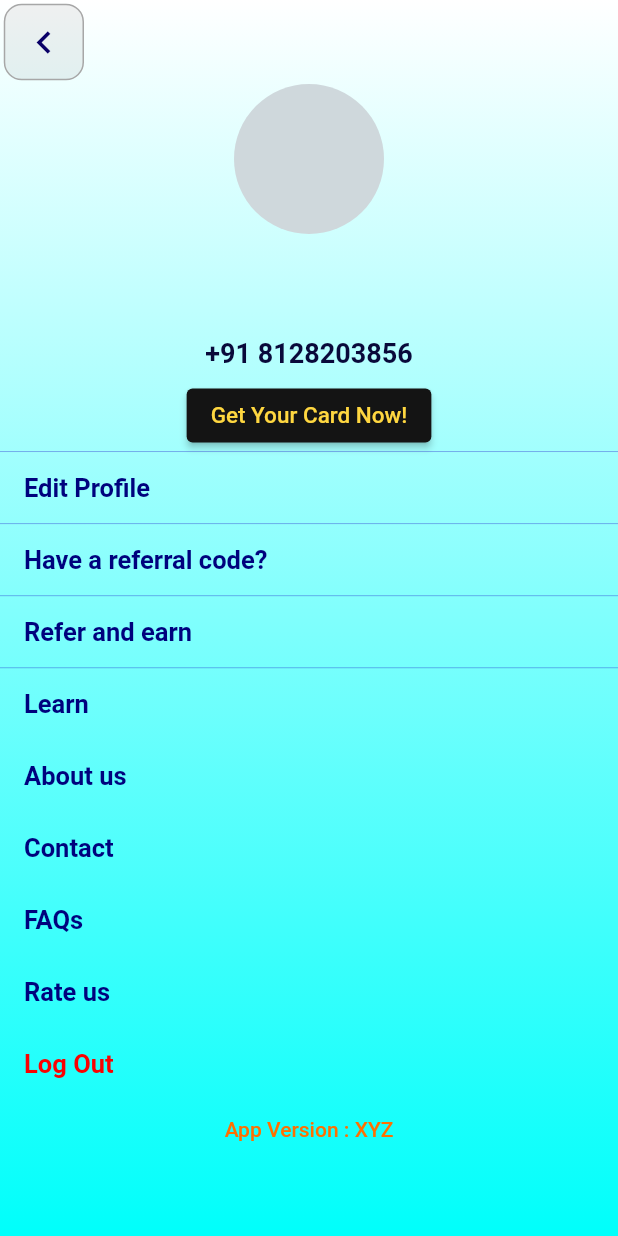
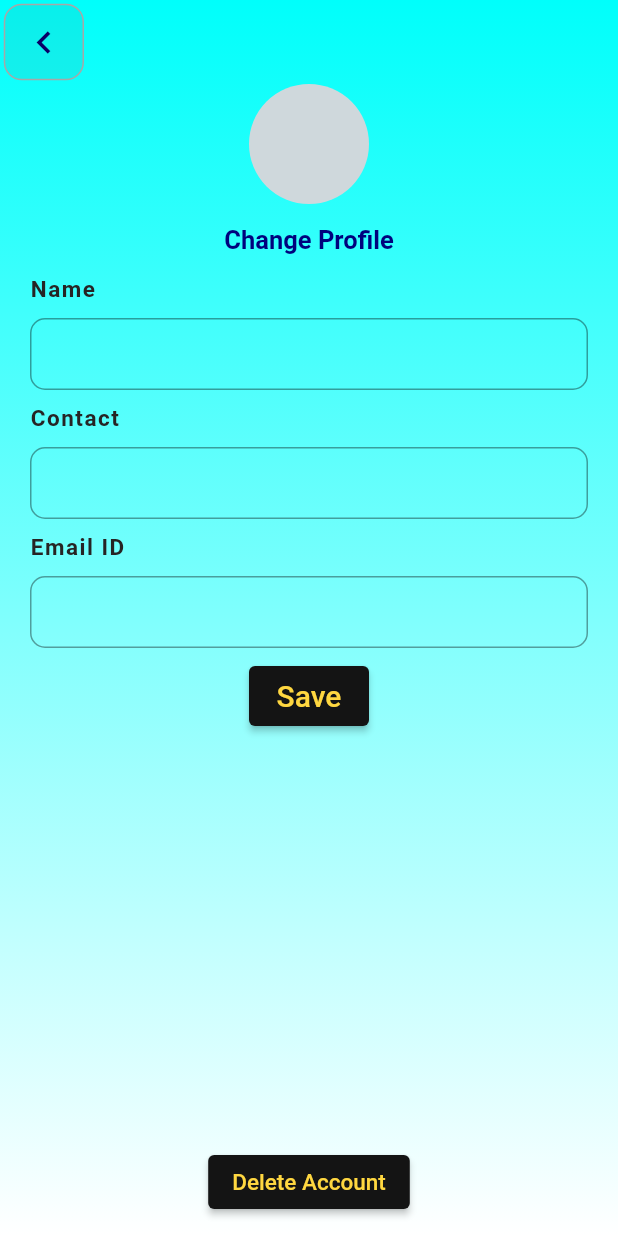
Before and after one commit to harshj-1703/MU-CARD-APP, a Flutter app: the DrawerMenu screen opened directly, after a tap on "Edit Profile", on a phone screen of 412 x 824 dp. Run offline on Flutter 3.47's test engine with Material 2 defaults, Android fonts, the phone set to English and light mode, and no system bars; our stand-ins replace carousel_slider, flutter_otp_text_field, intl_phone_number_input; Roboto replaces fonts that are missing (Times New Roman).

Commit message:
10-03-2023

```diff
--- a/lib/dashboard.dart
+++ b/lib/dashboard.dart
@@ -1,8 +1,8 @@
 // ignore_for_file: prefer_const_constructors
 
 import 'package:flutter/material.dart';
-
 import 'drawer.dart';
+import 'notification.dart';
 
 class Dashboard extends StatefulWidget {
   const Dashboard({super.key});
@@ -88,7 +88,13 @@ class _DashboardState extends State<Dashboard> {
                     color: Color.fromARGB(26, 39, 39, 39),
                   ),
                   child: IconButton(
-                      onPressed: () {},
+                      onPressed: () {
+                        Navigator.pushAndRemoveUntil(
+                            context,
+                            MaterialPageRoute(
+                                builder: (context) => Notifications()),
+                            ((route) => true));
+                      },
                       icon: Icon(
                         Icons.notifications,
                         color: Colors.amber,
--- a/lib/drawer.dart
+++ b/lib/drawer.dart
@@ -1,5 +1,8 @@
 import 'package:flutter/material.dart';
+import 'package:mu_card/editprofile.dart';
 import 'package:mu_card/login/welcomename.dart';
+
+import 'login/loginscreen.dart';
 
 class DrawerMenu extends StatefulWidget {
   const DrawerMenu({super.key});
@@ -166,7 +169,12 @@ class _DrawerMenuState extends State<DrawerMenu> {
               SizedBox(
                 width: double.infinity,
                 child: ElevatedButton(
-                  onPressed: () {},
+                  onPressed: () {
+                    Navigator.pushAndRemoveUntil(
+                        context,
+                        MaterialPageRoute(builder: (context) => EditProfile()),
+                        ((route) => true));
+                  },
                   style: ElevatedButton.styleFrom(
                     alignment: Alignment.centerLeft,
                     backgroundColor: Colors.transparent,
@@ -185,46 +193,46 @@ class _DrawerMenuState extends State<DrawerMenu> {
                 color: Color.fromARGB(82, 15, 2, 196),
                 height: 0.05,
               ),
-              SizedBox(
-                width: double.infinity,
-                child: ElevatedButton(
-                  onPressed: () {},
-                  style: ElevatedButton.styleFrom(
-                    alignment: Alignment.centerLeft,
-                    backgroundColor: Colors.transparent,
-                    elevation: 0,
-                  ),
-                  child: Text(
-                    'Have a referral code?',
-                    style: TextStyle(
-                        fontSize: 17,
-                        fontWeight: FontWeight.bold,
-                        color: Color.fromARGB(255, 0, 2, 125)),
-                  ),
-                ),
-              ),
-              Divider(
-                color: Color.fromARGB(82, 15, 2, 196),
-                height: 0.05,
-              ),
-              SizedBox(
-                width: double.infinity,
-                child: ElevatedButton(
-                  onPressed: () {},
-                  style: ElevatedButton.styleFrom(
-                    alignment: Alignment.centerLeft,
-                    backgroundColor: Colors.transparent,
-                    elevation: 0,
-                  ),
-                  child: Text(
-                    'Refer and earn',
-                    style: TextStyle(
-                        fontSize: 17,
-                        fontWeight: FontWeight.bold,
-                        color: Color.fromARGB(255, 0, 2, 125)),
-                  ),
-                ),
-              ),
+              // SizedBox(
+              //   width: double.infinity,
+              //   child: ElevatedButton(
+              //     onPressed: () {},
+              //     style: ElevatedButton.styleFrom(
+              //       alignment: Alignment.centerLeft,
+              //       backgroundColor: Colors.transparent,
+              //       elevation: 0,
+              //     ),
+              //     child: Text(
+              //       'Have a referral code?',
+              //       style: TextStyle(
+              //           fontSize: 17,
+              //           fontWeight: FontWeight.bold,
+              //           color: Color.fromARGB(255, 0, 2, 125)),
+              //     ),
+              //   ),
+              // ),
+              // Divider(
+              //   color: Color.fromARGB(82, 15, 2, 196),
+              //   height: 0.05,
+              // ),
+              // SizedBox(
+              //   width: double.infinity,
+              //   child: ElevatedButton(
+              //     onPressed: () {},
+              //     style: ElevatedButton.styleFrom(
+              //       alignment: Alignment.centerLeft,
+              //       backgroundColor: Colors.transparent,
+              //       elevation: 0,
+              //     ),
+              //     child: Text(
+              //       'Refer and earn',
+              //       style: TextStyle(
+              //           fontSize: 17,
+              //           fontWeight: FontWeight.bold,
+              //           color: Color.fromARGB(255, 0, 2, 125)),
+              //     ),
+              //   ),
+              // ),
               Divider(
                 color: Color.fromARGB(82, 15, 2, 196),
                 height: 0.05,
@@ -322,7 +330,12 @@ class _DrawerMenuState extends State<DrawerMenu> {
               SizedBox(
                 width: double.infinity,
                 child: ElevatedButton(
-                  onPressed: () {},
+                  onPressed: () {
+                    Navigator.pushAndRemoveUntil(
+                        context,
+                        MaterialPageRoute(builder: (context) => LoginScreen()),
+                        ((route) => false));
+                  },
                   style: ElevatedButton.styleFrom(
                     alignment: Alignment.centerLeft,
                     backgroundColor: Colors.transparent,
--- /dev/null
+++ b/lib/editprofile.dart
@@ -0,0 +1,288 @@
+import 'package:flutter/material.dart';
+
+import 'login/welcomename.dart';
+
+class EditProfile extends StatefulWidget {
+  const EditProfile({super.key});
+
+  @override
+  State<EditProfile> createState() => _EditProfileState();
+}
+
+class _EditProfileState extends State<EditProfile> {
+  TextEditingController emailController = TextEditingController();
+  TextEditingController nameController = TextEditingController();
+  TextEditingController contactController = TextEditingController();
+  final _formKey = GlobalKey<FormState>();
+  @override
+  Widget build(BuildContext context) {
+    return Container(
+      height: double.infinity,
+      width: double.infinity,
+      decoration: BoxDecoration(
+          gradient: LinearGradient(
+        begin: Alignment.topCenter,
+        end: Alignment.bottomCenter,
+        // stops: [0.5, 0.5],
+        colors: [
+          Color.fromARGB(255, 0, 255, 251),
+          Colors.white,
+        ],
+      )),
+      child: Scaffold(
+        backgroundColor: Colors.transparent,
+        appBar: AppBar(
+          leading: Padding(
+            padding: const EdgeInsets.fromLTRB(2.5, 2.5, 0, 2.5),
+            child: Container(
+              decoration: BoxDecoration(
+                border: Border.all(
+                    width: 1, color: Color.fromARGB(255, 167, 167, 167)),
+                borderRadius: BorderRadius.circular(12),
+                color: Color.fromARGB(22, 76, 76, 76),
+              ),
+              child: IconButton(
+                onPressed: () {
+                  Navigator.pop(context);
+                },
+                icon: Icon(
+                  Icons.chevron_left_sharp,
+                  color: Color.fromARGB(255, 9, 0, 103),
+                  size: 30,
+                ),
+              ),
+            ),
+          ),
+          elevation: 0,
+          backgroundColor: Colors.transparent,
+        ),
+        body: Form(
+          key: _formKey,
+          child: Column(
+            children: [
+              Row(
+                mainAxisAlignment: MainAxisAlignment.center,
+                children: [
+                  Container(
+                    height: 80,
+                    width: 80,
+                    decoration: BoxDecoration(
+                        color: Colors.blueGrey[100],
+                        borderRadius: BorderRadius.circular(100)),
+                  ),
+                ],
+              ),
+              SizedBox(
+                // width: double.infinity,
+                child: ElevatedButton(
+                  onPressed: () {},
+                  style: ElevatedButton.styleFrom(
+                    alignment: Alignment.centerLeft,
+                    backgroundColor: Colors.transparent,
+                    elevation: 0,
+                  ),
+                  child: Text(
+                    'Change Profile',
+                    style: TextStyle(
+                        fontSize: 17,
+                        fontWeight: FontWeight.bold,
+                        color: Color.fromARGB(255, 0, 2, 125)),
+                  ),
+                ),
+              ),
+              Row(
+                children: [
+                  Padding(
+                    padding: EdgeInsets.fromLTRB(20, 0, 0, 0),
+                    child: Text(
+                      'Name',
+                      style: TextStyle(
+                          fontSize: 15,
+                          letterSpacing: 1,
+                          color: Color.fromARGB(255, 38, 36, 36),
+                          fontWeight: FontWeight.bold),
+                    ),
+                  ),
+                ],
+              ),
+              Padding(
+                padding: EdgeInsets.fromLTRB(20, 10, 20, 0),
+                child: SizedBox(
+                  // height: 50,
+                  child: TextFormField(
+                    validator: (value) {
+                      if (value == null || value.isEmpty) {
+                        return 'Please enter Name';
+                      }
+                      return null;
+                    },
+                    controller: nameController,
+                    keyboardType: TextInputType.name,
+                    cursorColor: Colors.black,
+                    style: TextStyle(
+                        color: Colors.black,
+                        fontSize: 15,
+                        letterSpacing: 1.1,
+                        fontFamily: 'Times New Roman'),
+                    decoration: InputDecoration(
+                      counterText: '',
+                      contentPadding: EdgeInsets.fromLTRB(14, 5, 14, 5),
+                      // filled: true,
+                      // fillColor: Colors.white,
+                      border: OutlineInputBorder(
+                          // borderSide: BorderSide.none,
+                          borderRadius: BorderRadius.circular(10)),
+                    ),
+                  ),
+                ),
+              ),
+              Row(
+                children: [
+                  Padding(
+                    padding: EdgeInsets.fromLTRB(20, 10, 0, 0),
+                    child: Text(
+                      'Contact',
+                      style: TextStyle(
+                          fontSize: 15,
+                          letterSpacing: 1,
+                          color: Color.fromARGB(255, 38, 36, 36),
+                          fontWeight: FontWeight.bold),
+                    ),
+                  ),
+                ],
+              ),
+              Padding(
+                padding: EdgeInsets.fromLTRB(20, 10, 20, 0),
+                child: SizedBox(
+                  // height: 50,
+                  child: TextFormField(
+                    validator: (value) {
+                      if (value == null || value.isEmpty) {
+                        return 'Please enter Contact Number';
+                      }
+                      return null;
+                    },
+                    controller: contactController,
+                    keyboardType: TextInputType.number,
+                    cursorColor: Colors.black,
+                    style: TextStyle(
+                        color: Colors.black,
+                        fontSize: 20,
+                        letterSpacing: 1.1,
+                        fontFamily: 'Times New Roman'),
+                    decoration: InputDecoration(
+                      counterText: '',
+                      contentPadding: EdgeInsets.fromLTRB(14, 5, 14, 5),
+                      // filled: true,
+                      // fillColor: Colors.white,
+                      border: OutlineInputBorder(
+                          // borderSide: BorderSide.none,
+                          borderRadius: BorderRadius.circular(10)),
+                    ),
+                  ),
+                ),
+              ),
+              Row(
+                children: [
+                  Padding(
+                    padding: EdgeInsets.fromLTRB(20, 10, 0, 0),
+                    child: Text(
+                      'Email ID',
+                      style: TextStyle(
+                          fontSize: 15,
+                          letterSpacing: 1,
+                          color: Color.fromARGB(255, 38, 36, 36),
+                          fontWeight: FontWeight.bold),
+                    ),
+                  ),
+                ],
+              ),
+              Padding(
+                padding: EdgeInsets.fromLTRB(20, 10, 20, 0),
+                child: SizedBox(
+                  // height: 50,
+                  child: TextFormField(
+                    validator: (value) {
+                      if (value == null || value.isEmpty) {
+                        return 'Please enter Email';
+                      }
+                      return null;
+                    },
+                    controller: emailController,
+                    keyboardType: TextInputType.emailAddress,
+                    cursorColor: Colors.black,
+                    style: TextStyle(
+                        color: Colors.black,
+                        fontSize: 20,
+                        letterSpacing: 1.1,
+                        fontFamily: 'Times New Roman'),
+                    decoration: InputDecoration(
+                      counterText: '',
+                      contentPadding: EdgeInsets.fromLTRB(14, 5, 14, 5),
+                      // filled: true,
+                      // fillColor: Colors.white,
+                      border: OutlineInputBorder(
+                          // borderSide: BorderSide.none,
+                          borderRadius: BorderRadius.circular(10)),
+                    ),
+                  ),
+                ),
+              ),
+              Padding(
+                padding: const EdgeInsets.fromLTRB(0, 12, 0, 0),
+                child: Row(
+                  mainAxisAlignment: MainAxisAlignment.center,
+                  children: [
+                    SizedBox(
+                      height: 40,
+                      width: 80,
+                      child: ElevatedButton(
+                        onPressed: () {},
+                        child: Text(
+                          'Save',
+                          style: TextStyle(
+                              color: Colors.amberAccent,
+                              fontSize: 20,
+                              fontFamily: 'Times New Roman'),
+                        ),
+                        style: ElevatedButton.styleFrom(
+                          backgroundColor: Color.fromARGB(255, 20, 20, 20),
+                          foregroundColor: Colors.white,
+                        ),
+                      ),
+                    ),
+                  ],
+                ),
+              ),
+              Expanded(child: Container()),
+              Padding(
+                padding: const EdgeInsets.fromLTRB(0, 12, 0, 12),
+                child: Row(
+                  mainAxisAlignment: MainAxisAlignment.center,
+                  children: [
+                    SizedBox(
+                      child: ElevatedButton(
+                        onPressed: () {},
+                        child: Text(
+                          'Delete Account',
+                          style: TextStyle(
+                              color: Colors.amberAccent,
+                              fontSize: 15,
+                              fontFamily: 'Times New Roman'),
+                        ),
+                        style: ElevatedButton.styleFrom(
+                          backgroundColor: Color.fromARGB(255, 20, 20, 20),
+                          foregroundColor: Colors.white,
+                        ),
+                      ),
+                    ),
+                  ],
+                ),
+              ),
+            ],
+          ),
+        ),
+      ),
+    );
+  }
+}
--- a/lib/main.dart
+++ b/lib/main.dart
@@ -1,6 +1,8 @@
 import 'package:flutter/material.dart';
 import 'package:mu_card/startscreen.dart';
 import 'package:carousel_slider/carousel_slider.dart';
+
+import 'dashboard.dart';
 
 void main() {
   runApp(MaterialApp(
@@ -16,7 +18,7 @@ class MyApp extends StatelessWidget {
 
   @override
   Widget build(BuildContext context) {
-    return StartScreen(); //return to statefullwidget of MyScreen class
+    return Dashboard(); //return to statefullwidget of MyScreen class
   }
 
   static of(BuildContext context) {}
--- /dev/null
+++ b/lib/notification.dart
@@ -0,0 +1,15 @@
+import 'package:flutter/material.dart';
+
+class Notifications extends StatefulWidget {
+  const Notifications({super.key});
+
+  @override
+  State<Notifications> createState() => _NotificationsState();
+}
+
+class _NotificationsState extends State<Notifications> {
+  @override
+  Widget build(BuildContext context) {
+    return const Placeholder();
+  }
+}
```
